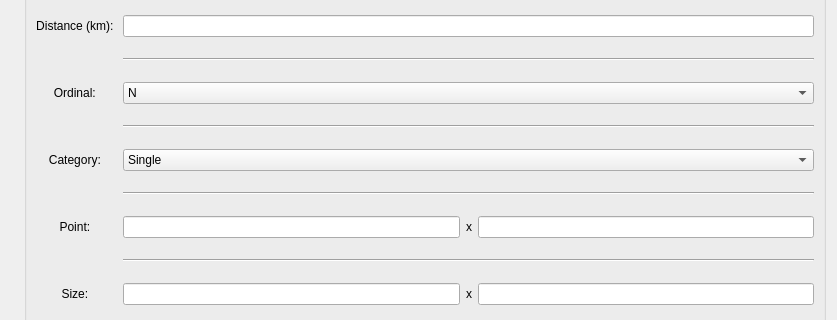
The window that resources/target_view.ui (Oh-JongJin/js08) describes before a commit, drawn with Qt 5; both pictures show x 0 to 837 and y 241 to 561 of the 837 by 646 pixel window.
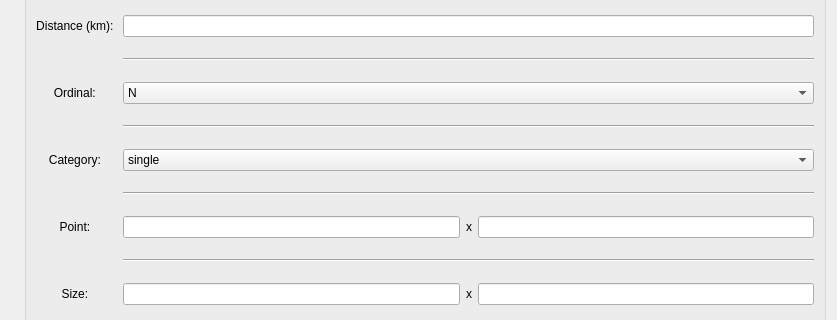
The same window after the commit.

Commit message: Modify category combo box text into lowercase

Patch:
```diff
--- a/resources/target_view.ui
+++ b/resources/target_view.ui
@@ -268,7 +268,7 @@
            <widget class="QComboBox" name="categoryCombo">
             <item>
              <property name="text">
-              <string>Single</string>
+              <string>single</string>
              </property>
             </item>
             <item>
```
Left out of the diff: 2 changed lines with no effect on the pictures.
